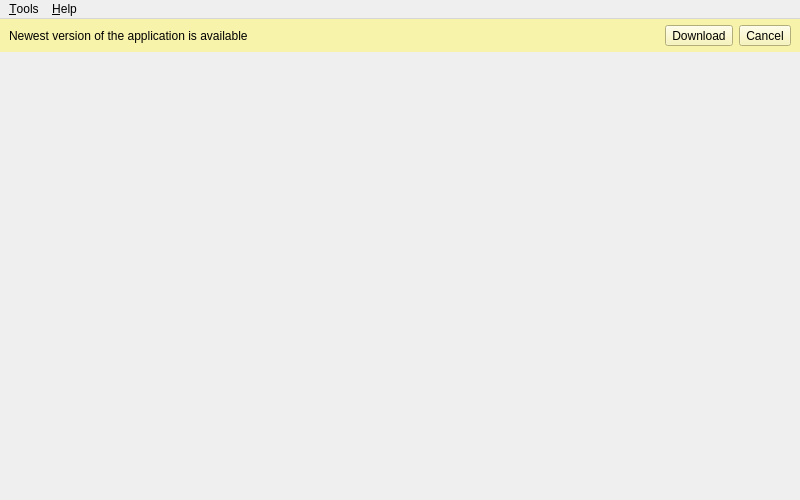
Old version of the form src/OplPcTools/UI/MainWindow.ui in the repository brainstream/OPL-PC-Tools.
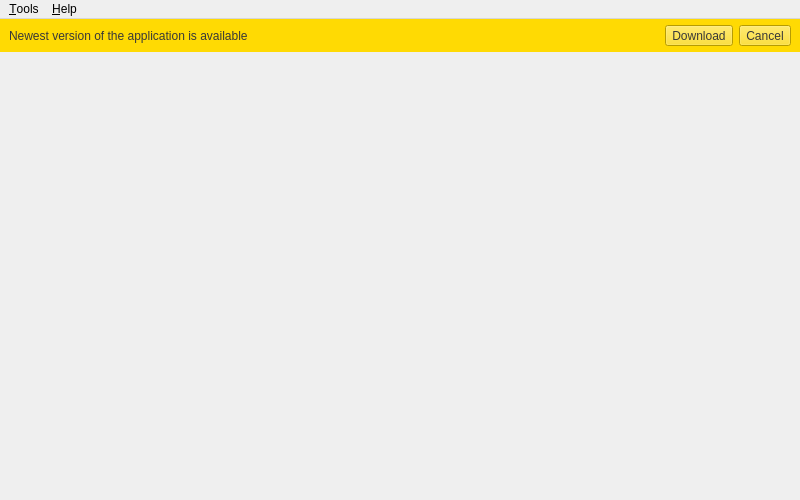
New version of the form. Icons and pictures are not drawn.

Commit message: The update message appearance fixed for the dark themes

What changed in the file:
```diff
--- a/src/OplPcTools/UI/MainWindow.ui
+++ b/src/OplPcTools/UI/MainWindow.ui
@@ -39,88 +39,196 @@
       <property name="palette">
        <palette>
         <active>
+         <colorrole role="WindowText">
+          <brush brushstyle="SolidPattern">
+           <color alpha="255">
+            <red>56</red>
+            <green>56</green>
+            <blue>56</blue>
+           </color>
+          </brush>
+         </colorrole>
          <colorrole role="Button">
           <brush brushstyle="SolidPattern">
            <color alpha="255">
-            <red>248</red>
-            <green>243</green>
-            <blue>171</blue>
+            <red>255</red>
+            <green>218</green>
+            <blue>3</blue>
+           </color>
+          </brush>
+         </colorrole>
+         <colorrole role="Text">
+          <brush brushstyle="SolidPattern">
+           <color alpha="255">
+            <red>56</red>
+            <green>56</green>
+            <blue>56</blue>
+           </color>
+          </brush>
+         </colorrole>
+         <colorrole role="ButtonText">
+          <brush brushstyle="SolidPattern">
+           <color alpha="255">
+            <red>56</red>
+            <green>56</green>
+            <blue>56</blue>
            </color>
           </brush>
          </colorrole>
          <colorrole role="Base">
           <brush brushstyle="SolidPattern">
            <color alpha="255">
-            <red>248</red>
-            <green>243</green>
-            <blue>171</blue>
+            <red>255</red>
+            <green>218</green>
+            <blue>3</blue>
            </color>
           </brush>
          </colorrole>
          <colorrole role="Window">
           <brush brushstyle="SolidPattern">
            <color alpha="255">
-            <red>248</red>
-            <green>243</green>
-            <blue>171</blue>
+            <red>255</red>
+            <green>218</green>
+            <blue>3</blue>
+           </color>
+          </brush>
+         </colorrole>
+         <colorrole role="PlaceholderText">
+          <brush brushstyle="NoBrush">
+           <color alpha="128">
+            <red>35</red>
+            <green>38</green>
+            <blue>39</blue>
            </color>
           </brush>
          </colorrole>
         </active>
         <inactive>
+         <colorrole role="WindowText">
+          <brush brushstyle="SolidPattern">
+           <color alpha="255">
+            <red>56</red>
+            <green>56</green>
+            <blue>56</blue>
+           </color>
+          </brush>
+         </colorrole>
          <colorrole role="Button">
           <brush brushstyle="SolidPattern">
            <color alpha="255">
-            <red>248</red>
-            <green>243</green>
-            <blue>171</blue>
+            <red>255</red>
+            <green>218</green>
+            <blue>3</blue>
+           </color>
+          </brush>
+         </colorrole>
+         <colorrole role="Text">
+          <brush brushstyle="SolidPattern">
+           <color alpha="255">
+            <red>56</red>
+            <green>56</green>
+            <blue>56</blue>
+           </color>
+          </brush>
+         </colorrole>
+         <colorrole role="ButtonText">
+          <brush brushstyle="SolidPattern">
+           <color alpha="255">
+            <red>56</red>
+            <green>56</green>
+            <blue>56</blue>
            </color>
           </brush>
          </colorrole>
          <colorrole role="Base">
           <brush brushstyle="SolidPattern">
            <color alpha="255">
-            <red>248</red>
-            <green>243</green>
-            <blue>171</blue>
+            <red>255</red>
+            <green>218</green>
+            <blue>3</blue>
            </color>
           </brush>
          </colorrole>
          <colorrole role="Window">
           <brush brushstyle="SolidPattern">
            <color alpha="255">
-            <red>248</red>
-            <green>243</green>
-            <blue>171</blue>
+            <red>255</red>
+            <green>218</green>
+            <blue>3</blue>
+           </color>
+          </brush>
+         </colorrole>
+         <colorrole role="PlaceholderText">
+          <brush brushstyle="NoBrush">
+           <color alpha="128">
+            <red>56</red>
+            <green>56</green>
+            <blue>56</blue>
            </color>
           </brush>
          </colorrole>
         </inactive>
         <disabled>
+         <colorrole role="WindowText">
+          <brush brushstyle="SolidPattern">
+           <color alpha="255">
+            <red>56</red>
+            <green>56</green>
+            <blue>56</blue>
+           </color>
+          </brush>
+         </colorrole>
          <colorrole role="Button">
           <brush brushstyle="SolidPattern">
            <color alpha="255">
-            <red>248</red>
-            <green>243</green>
-            <blue>171</blue>
+            <red>255</red>
+            <green>218</green>
+            <blue>3</blue>
+           </color>
+          </brush>
+         </colorrole>
+         <colorrole role="Text">
+          <brush brushstyle="SolidPattern">
+           <color alpha="255">
+            <red>56</red>
+            <green>56</green>
+            <blue>56</blue>
+           </color>
+          </brush>
+         </colorrole>
+         <colorrole role="ButtonText">
+          <brush brushstyle="SolidPattern">
+           <color alpha="255">
+            <red>56</red>
+            <green>56</green>
+            <blue>56</blue>
            </color>
           </brush>
          </colorrole>
          <colorrole role="Base">
           <brush brushstyle="SolidPattern">
            <color alpha="255">
-            <red>248</red>
-            <green>243</green>
-            <blue>171</blue>
+            <red>255</red>
+            <green>218</green>
+            <blue>3</blue>
            </color>
           </brush>
          </colorrole>
          <colorrole role="Window">
           <brush brushstyle="SolidPattern">
            <color alpha="255">
-            <red>248</red>
-            <green>243</green>
-            <blue>171</blue>
+            <red>255</red>
+            <green>218</green>
+            <blue>3</blue>
+           </color>
+          </brush>
+         </colorrole>
+         <colorrole role="PlaceholderText">
+          <brush brushstyle="NoBrush">
+           <color alpha="128">
+            <red>35</red>
+            <green>38</green>
+            <blue>39</blue>
            </color>
           </brush>
          </colorrole>
@@ -128,7 +236,8 @@
        </palette>
       </property>
       <property name="styleSheet">
-       <string notr="true">background-color: rgb(248, 243, 171);</string>
+       <string notr="true">background-color: rgb(255, 218, 3);
+color: rgb(56, 56, 56);</string>
       </property>
       <layout class="QHBoxLayout" name="horizontalLayout">
        <property name="topMargin">
```
Left out of the diff: 2 changed lines with no effect on the pictures.
